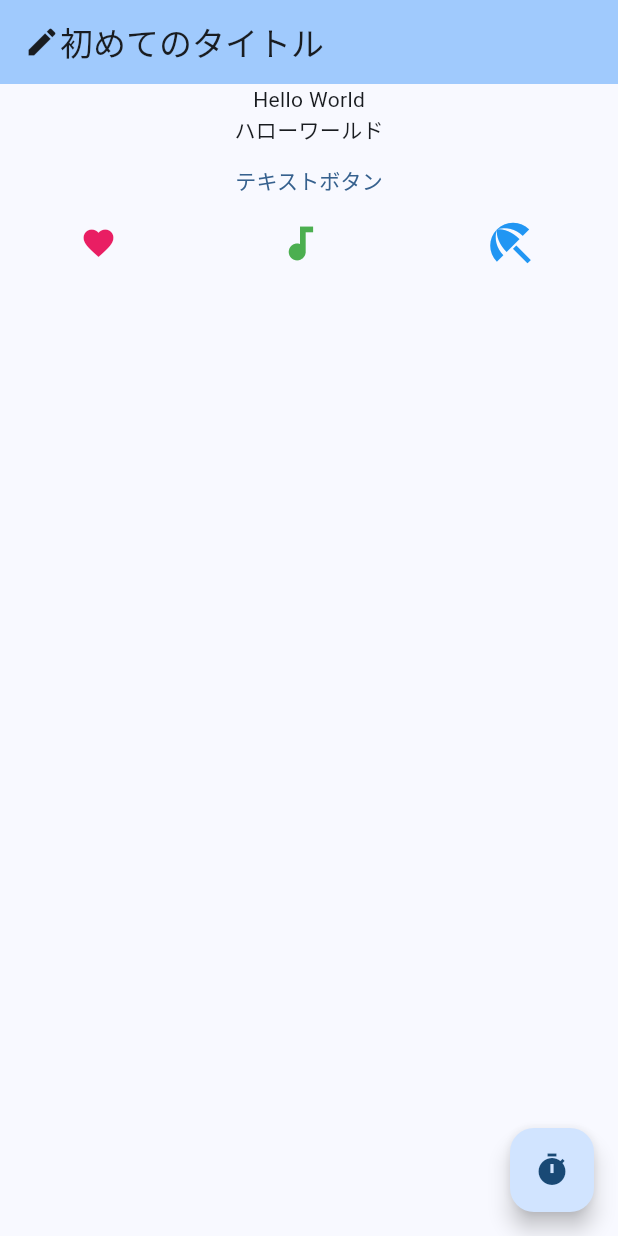
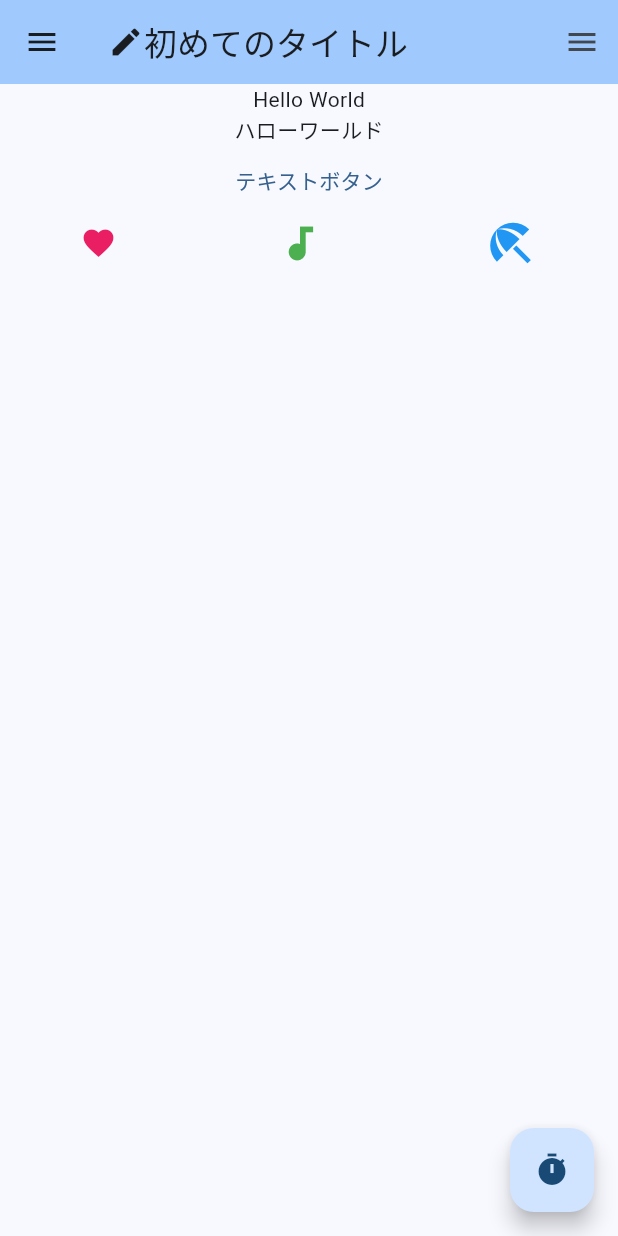
Before and after one commit to ayatsuki-meowmeow/hello_flutter, a Flutter app: the screen it shows after launch, on a phone screen of 412 x 824 dp. Run offline on Flutter 3.47's test engine with Material 2 defaults, Android fonts, the phone set to English and light mode, and no system bars.

Commit message:
drawerとenddrawer

```diff
--- a/lib/main.dart
+++ b/lib/main.dart
@@ -107,6 +107,8 @@ class _MyHomePageState extends State<MyHomePage> {
       floatingActionButton: FloatingActionButton(
         onPressed: () => {debugPrint("押したね？")}, child: const Icon(Icons.timer)
       ),
+      drawer: const Drawer(child: Center(child: Text("ドロワー"))),
+      endDrawer: const Drawer(child: Center(child: Text("エンドドロワー"))),
     );
   }
 }
```
